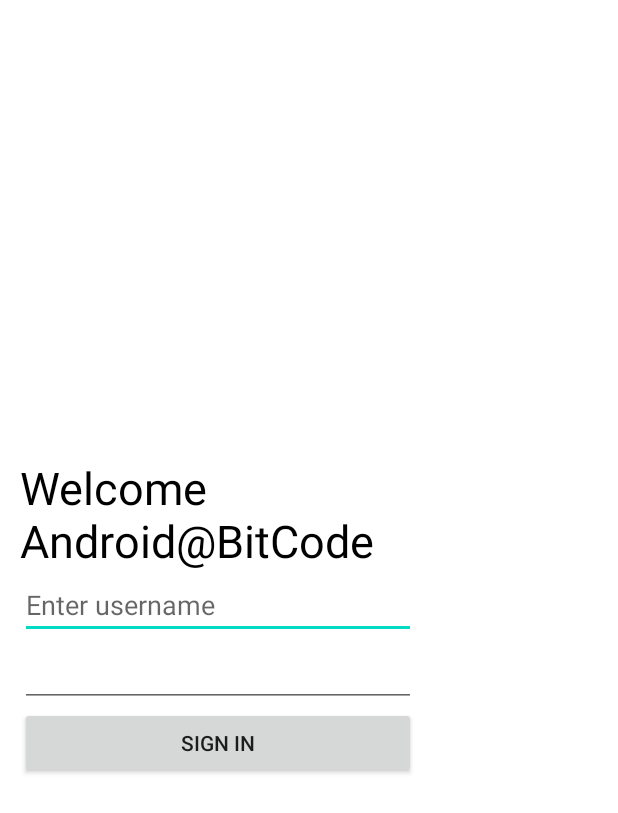
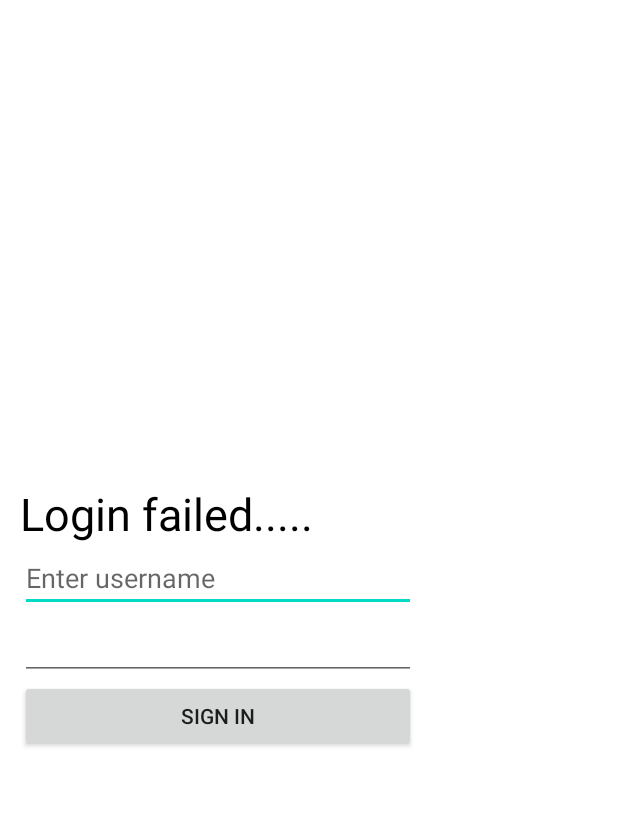
Before and after one commit to Mrunali99/AndroidFirstApp, an Android app: the screen it shows after launch (MainActivity), after a tap on "SIGN IN", on a phone screen of 412 x 824 dp. Shown: the top 813 px of the screen. Run offline under Robolectric (Android 15) with nearby library versions, the phone set to English and light mode, and no system bars; 1 other tap on this screen came first.

```diff
--- a/app/src/main/java/com/example/mydem/MainActivity.java
+++ b/app/src/main/java/com/example/mydem/MainActivity.java
@@ -1,5 +1,4 @@
 package com.example.mydem;
-
 import android.app.Activity;
 import android.graphics.Color;
 import android.os.Bundle;
@@ -13,10 +12,11 @@ import android.widget.EditText;
 import android.widget.LinearLayout;
 import android.widget.TextView;
 
-public class MainActivity extends Activity {
+public class MainActivity extends Activity implements View.OnClickListener {
     private EditText edtUsername, edtPassword;
     private TextView txtWelcomeMessage;
     private Button btnSignIn;
+
 
     @Override
     protected void onCreate(Bundle savedInstanceState) {
@@ -36,7 +36,7 @@ public class MainActivity extends Activity {
         mainContainerLayout.setLayoutParams(layoutParams);
 
 
-        TextView txtWelcomeMessage = new TextView(this);
+        txtWelcomeMessage = new TextView(this);
         txtWelcomeMessage.setText("Welcome Android@BitCode");
         txtWelcomeMessage.setTextSize(30);
         txtWelcomeMessage.setTextColor(Color.BLACK);
@@ -63,7 +63,7 @@ public class MainActivity extends Activity {
         mainContainerLayout.addView(edtUsername);
 
 
-        EditText edtPassword = new EditText(this);
+         edtPassword = new EditText(this);
         edtPassword.setLayoutParams(paramForView);
         mainContainerLayout.addView(edtPassword);
 
@@ -76,11 +76,57 @@ public class MainActivity extends Activity {
         setContentView(mainContainerLayout);
 
 
-        btnSignIn.setOnClickListener(new btnSignClickListener());
+       /*btnSignIn.setOnClickListener(new btnSignClickListener());
+        txtWelcomeMessage.setOnClickListener(new TxtWelcomeMessageClickListener());*/
+
+       /* View.OnClickListener listener = new MyViewClickListener();
+        btnSignIn.setOnClickListener(listener);
+        txtWelcomeMessage.setOnClickListener(listener);*/
+
+        btnSignIn.setOnClickListener(this);
+        txtWelcomeMessage.setOnClickListener(this);
+
+    }
+    @Override
+    public void onClick(View view) {
+        if (view == txtWelcomeMessage) {
+            txtWelcomeMessage.setText("");
+        }
+        if (view == btnSignIn) {
+            if (edtUsername.getText().toString().equals("bitcode") && edtPassword.getText().toString().equals("bitcode@123")) {
+                txtWelcomeMessage.setText("Welcome" + edtUsername.getText().toString());
+            } else {
+                txtWelcomeMessage.setText("Login failed.....");
+            }
+        }
     }
 
 
-    class btnSignClickListener implements View.OnClickListener {
+
+    class MyViewClickListener implements View.OnClickListener {
+        @Override
+        public void onClick(View view) {
+            if (view == txtWelcomeMessage) {
+                txtWelcomeMessage.setText("");
+            }
+            if (view == btnSignIn) {
+                if (edtUsername.getText().toString().equals("bitcode") && edtPassword.getText().toString().equals("bitcode@123")) {
+                    txtWelcomeMessage.setText("Welcome" + edtUsername.getText().toString());
+                } else {
+                    txtWelcomeMessage.setText("Login failed.....");
+                }
+            }
+        }
+    }
+
+        class  TxtWelcomeMessageClickListener implements View.OnClickListener{
+          @Override
+        public void onClick (View v) {
+            txtWelcomeMessage.setText(" ");
+        }
+
+    }
+    class BtnSignClickListener implements View.OnClickListener {
         @Override
         public void onClick(View v) {
 
@@ -88,9 +134,9 @@ public class MainActivity extends Activity {
                 txtWelcomeMessage.setText("Welcome" + edtUsername.getText().toString());
 
             } else {
-                txtWelcomeMessage.setText("Login Failed.....");
+                txtWelcomeMessage.setText("Login failed.....");
             }
+        }
 
-        }
     }
 }
```
